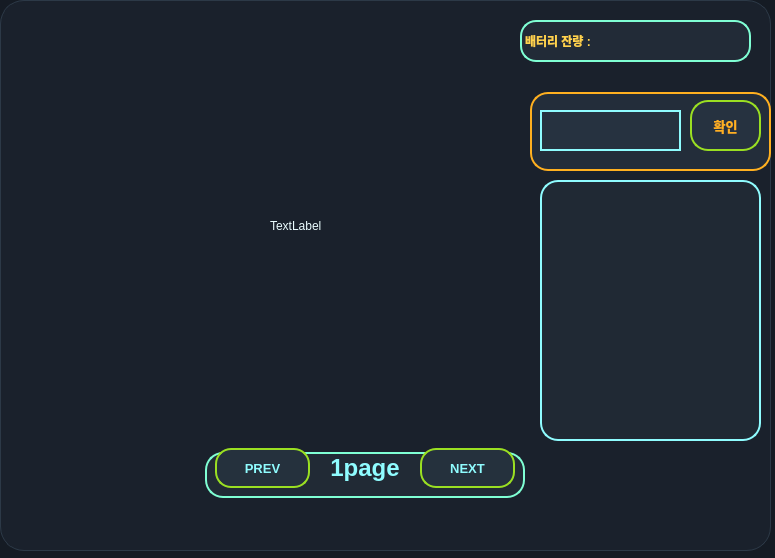
The window that src/sdr_monitoring_station/sdr_monitoring_station/gui.ui (tealrear/kitty_burger) describes before a commit, drawn with Qt 5.
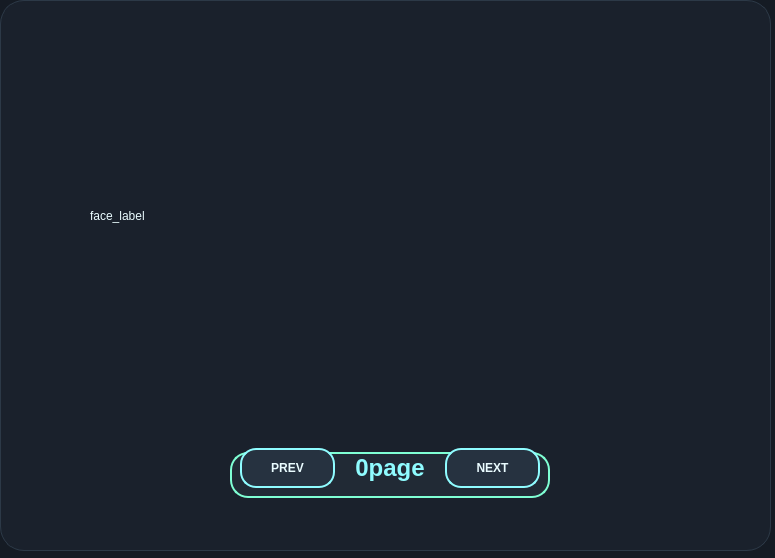
The same window after the commit.

Commit message: gui.ui  변경

The edit to the form file:
```diff
--- a/src/sdr_monitoring_station/sdr_monitoring_station/gui.ui
+++ b/src/sdr_monitoring_station/sdr_monitoring_station/gui.ui
@@ -21,7 +21,7 @@
     font-size: 10pt;
 }
 
-QWidget#page, QWidget#page_2, QWidget#page_3 {
+QWidget#page_0,QWidget#page_1, QWidget#page_2, QWidget#page_3 {
     background-color: #1a212c;
     border: 1px solid #2c3947;
     border-radius: 24px;
@@ -38,7 +38,7 @@
     border: none;
 }
 
-QLabel#label_page, QLabel#label_page_2, QLabel#label_page_3 {
+QLabel#label_page_0, QLabel#label_page_1, QLabel#label_page_2, QLabel#label_page_3 {
     color: #8ffcff;
     font-size: 18pt;
     font-weight: bold;
@@ -69,7 +69,8 @@
     color: #ffb020;
 }
 
-QGroupBox#groupBox_page,
+QGroupBox#groupBox_page_0,
+QGroupBox#groupBox_page_1,
 QGroupBox#groupBox_page_2,
 QGroupBox#groupBox_page_3 {
     background-color: #212a35;
@@ -268,7 +269,77 @@
    <property name="currentIndex">
     <number>0</number>
    </property>
-   <widget class="QWidget" name="page">
+   <widget class="QWidget" name="page_0">
+    <widget class="QGroupBox" name="groupBox_page_0">
+     <property name="geometry">
+      <rect>
+       <x>230</x>
+       <y>440</y>
+       <width>320</width>
+       <height>58</height>
+      </rect>
+     </property>
+     <property name="title">
+      <string/>
+     </property>
+     <widget class="QLabel" name="label_page_0">
+      <property name="geometry">
+       <rect>
+        <x>110</x>
+        <y>7</y>
+        <width>100</width>
+        <height>42</height>
+       </rect>
+      </property>
+      <property name="text">
+       <string>0page</string>
+      </property>
+      <property name="alignment">
+       <set>Qt::AlignmentFlag::AlignCenter</set>
+      </property>
+     </widget>
+     <widget class="QPushButton" name="btn_pre_0">
+      <property name="geometry">
+       <rect>
+        <x>10</x>
+        <y>8</y>
+        <width>95</width>
+        <height>40</height>
+       </rect>
+      </property>
+      <property name="text">
+       <string>PREV</string>
+      </property>
+     </widget>
+     <widget class="QPushButton" name="btn_next_0">
+      <property name="geometry">
+       <rect>
+        <x>215</x>
+        <y>8</y>
+        <width>95</width>
+        <height>40</height>
+       </rect>
+      </property>
+      <property name="text">
+       <string>NEXT</string>
+      </property>
+     </widget>
+    </widget>
+    <widget class="QLabel" name="face_label">
+     <property name="geometry">
+      <rect>
+       <x>90</x>
+       <y>50</y>
+       <width>551</width>
+       <height>331</height>
+      </rect>
+     </property>
+     <property name="text">
+      <string>face_label</string>
+     </property>
+    </widget>
+   </widget>
+   <widget class="QWidget" name="page_1">
     <widget class="QListWidget" name="Face_listWidget">
      <property name="geometry">
       <rect>
@@ -295,7 +366,7 @@
       <set>Qt::AlignmentFlag::AlignLeading|Qt::AlignmentFlag::AlignLeft|Qt::AlignmentFlag::AlignVCenter</set>
      </property>
     </widget>
-    <widget class="QGroupBox" name="groupBox_page">
+    <widget class="QGroupBox" name="groupBox_page_1">
      <property name="geometry">
       <rect>
        <x>205</x>
@@ -389,17 +460,17 @@
       </property>
      </widget>
     </widget>
-    <widget class="QLabel" name="face_label">
+    <widget class="QLabel" name="camera_label">
      <property name="geometry">
       <rect>
-       <x>270</x>
-       <y>60</y>
-       <width>211</width>
-       <height>331</height>
+       <x>80</x>
+       <y>30</y>
+       <width>401</width>
+       <height>391</height>
       </rect>
      </property>
      <property name="text">
-      <string>TextLabel</string>
+      <string>camera_label</string>
      </property>
     </widget>
    </widget>
```
Left out of the diff: 6 changed lines with no effect on the pictures. The commit also changes 1 other file.
